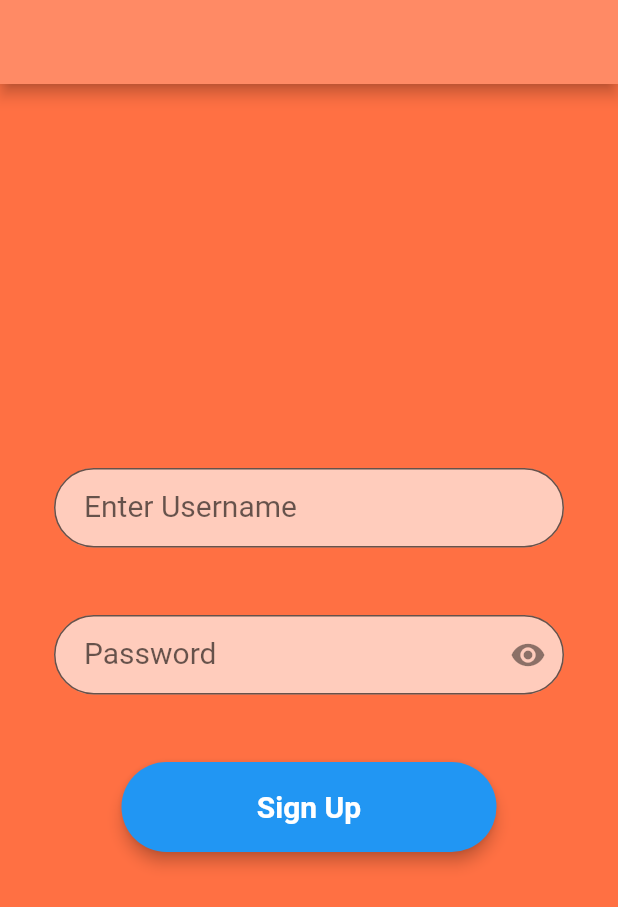
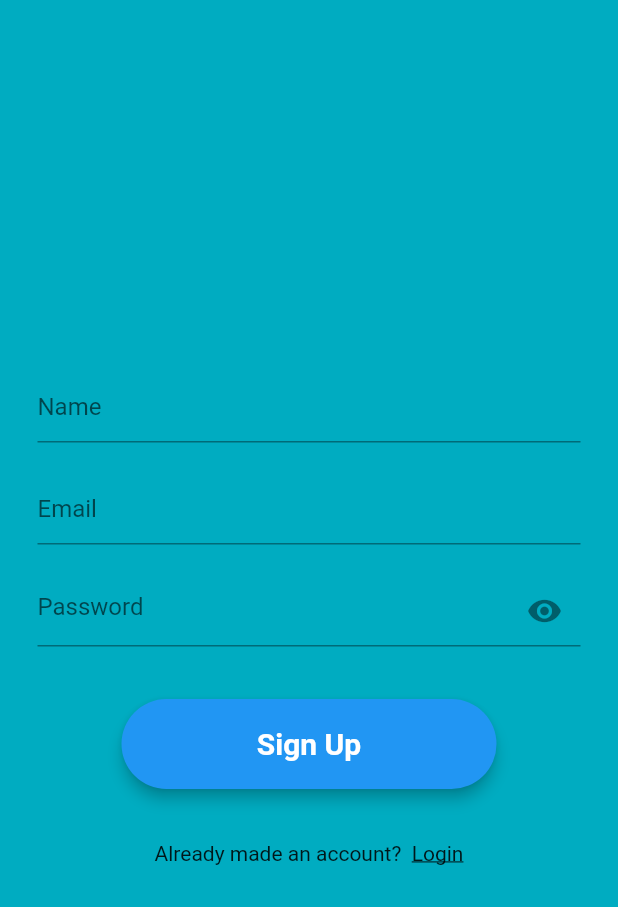
Before and after one commit to Harini-Sritharar/A-Level-Computing-Project, a Flutter app: the screen it shows after launch, after a tap on "Sign Up", on a phone screen of 412 x 824 dp. Shown: the top 907 px of the screen. Run offline on Flutter 3.47's test engine with Material 2 defaults, Android fonts, the phone set to English and light mode, and no system bars; our stand-ins replace auto_size_text; Roboto replaces fonts that are missing (Montserrat); project files that could hold a hidden picture were left out.

Commit message:
Linked welcome screen and sign up screen

```diff
--- a/Iteration 1/lib/main.dart
+++ b/Iteration 1/lib/main.dart
@@ -1,7 +1,5 @@
 import 'package:flutter/material.dart';
 import 'package:nea_prototype_1/screens/welcome_screen.dart';
-
-
 
 void main() {
   runApp(MyApp());
@@ -15,9 +13,7 @@ class MyApp extends StatelessWidget {
       theme: ThemeData(
         primarySwatch: Colors.blue,
       ),
-      home: WelcomeScreen(title: "Flutter Quiz App"),
-      //home: PresetMenu(),
-      //home: ScoreScreen(15)
+      home: WelcomeScreen(),
     );
   }
 }
--- a/Iteration 1/lib/screens/signUp_screen.dart
+++ b/Iteration 1/lib/screens/signUp_screen.dart
@@ -1,84 +1,166 @@
 import 'package:flutter/material.dart';
 import 'package:nea_prototype_1/screens/home_screen.dart';
 import 'package:nea_prototype_1/button.dart';
+import 'package:nea_prototype_1/screens/welcome_screen.dart';
 //import 'package:nea_prototype_1/screens/profile_screen.dart';
 
 class SignUpScreen extends StatefulWidget {
   // LoginScreen({Key? key, required this.title}) : super(key: key);
   // final String title;
+
   @override
   _SignUpScreenState createState() => _SignUpScreenState();
 }
 
 class _SignUpScreenState extends State<SignUpScreen> {
+  late String username, password;
   bool isObscure = true;
   TextStyle style = TextStyle(fontFamily: 'Montserrat', fontSize: 20.0);
   final myController = TextEditingController();
   @override
-
-  @override
   Widget build(BuildContext context) {
-    final nameField = TextField(
+    final myController = TextEditingController();
+    return Scaffold(
+        backgroundColor: Colors.cyan[600],
+        body: Form(
+            child: Container(
+                margin: EdgeInsets.symmetric(horizontal: 25),
+                child: Center(
+                    child: Column(
+                        crossAxisAlignment: CrossAxisAlignment.center,
+                        mainAxisAlignment: MainAxisAlignment.center,
+                        children: <Widget>[
+                      TextFormField(
                         controller: myController,
-      obscureText: false,
-      style: style,
+                        //validator: (val){return val!.isEmpty ? "Enter Username" : null;},
+                        decoration: InputDecoration(hintText: "Name"),
+                        onChanged: (val) {
+                          username = val;
+                        },
+                      ),
+                      SizedBox(height: 20),
+                      TextFormField(
+                        //controller: myController,
+                        //validator: (val){return val!.isEmpty ? "Enter Username" : null;},
+                        decoration: InputDecoration(hintText: "Email"),
+                        onChanged: (val) {
+                          username = val;
+                        },
+                      ),
+                      SizedBox(height: 20),
+                      TextFormField(
+                        obscureText: isObscure,
+                        //validator: (val){return val!.isEmpty ? "Enter Password" : null;},
                         decoration: InputDecoration(
-          fillColor: Colors.deepOrange[100],
-          filled: true,
-          contentPadding: EdgeInsets.fromLTRB(20.0, 15.0, 20.0, 15.0),
-          labelText: "Enter Username",
-          hintText: "Enter your username here",
-          border:
-              OutlineInputBorder(borderRadius: BorderRadius.circular(32.0))),
-    );
-   final passwordField = TextField(
-      obscureText: isObscure,
-      style: style,
-      decoration: InputDecoration(
-          fillColor: Colors.deepOrange[100],
-          filled: true,
-          contentPadding: EdgeInsets.fromLTRB(20.0, 15.0, 20.0, 15.0),
-          labelText: "Password",
-          hintText: "Enter your password here",
-          border:
-              OutlineInputBorder(borderRadius: BorderRadius.circular(32.0)),
-          suffixIcon:IconButton(
-            icon: Icon(
-              isObscure ? Icons.visibility:
-              Icons.visibility_off),
-              onPressed: (){
+                            hintText: "Password",
+                            suffixIcon: IconButton(
+                              icon: Icon(isObscure
+                                  ? Icons.visibility
+                                  : Icons.visibility_off),
+                              onPressed: () {
                                 setState(() {
                                   isObscure = !isObscure;
                                 });
                               },
-            ))  ,
-    );
-    return Scaffold(
-        backgroundColor: Colors.deepOrange[400],
-        appBar: AppBar(
-            backgroundColor: Colors.deepOrange[300],
-            //automaticallyImplyLeading: false
+                            )),
+                        onChanged: (val) {
+                          password = val;
+                        },
                       ),
-        body: Center(
-            child: Container(
-          child: Padding(
-            padding: const EdgeInsets.all(36.0),
-            child: Column(
-              crossAxisAlignment: CrossAxisAlignment.center,
+                      SizedBox(height: 35),
+                      GenericButton("Sign Up", () {
+                        Navigator.push(
+                            context,
+                            MaterialPageRoute(
+                                builder: (context) =>
+                                    HomeScreen(name: myController.text)));
+                      }),
+                      SizedBox(height: 35),
+                      Row(
                         mainAxisAlignment: MainAxisAlignment.center,
-              children: <Widget>[
-                //SizedBox(height:45.0),
-                nameField,
-                SizedBox(height: 45.0),
-                passwordField,
-                SizedBox(height: 45.0),
-                GenericButton("Sign Up",() {
-                  Navigator.push(context,
-                  MaterialPageRoute(builder: (context) => HomeScreen(name: myController.text)));
-                })
-              ],
+                        children: [
+                          Text("Already made an account?  "),
+                          GestureDetector(
+                            onTap: () {
+                              Navigator.pushReplacement(
+                                  context,
+                                  MaterialPageRoute(
+                                      builder: (context) => WelcomeScreen()));
+                            },
+                            child: Text(
+                              "Login",
+                              style: TextStyle(
+                                  decoration: TextDecoration.underline),
                             ),
                           ),
-        )));
+                        ],
+                      )
+                    ])))));
   }
+
+  // @override
+  // Widget build(BuildContext context) {
+  //   final nameField = TextField(
+  //     controller: myController,
+  //     obscureText: false,
+  //     style: style,
+  //     decoration: InputDecoration(
+  //         fillColor: Colors.deepOrange[100],
+  //         filled: true,
+  //         contentPadding: EdgeInsets.fromLTRB(20.0, 15.0, 20.0, 15.0),
+  //         labelText: "Enter Username",
+  //         hintText: "Enter your username here",
+  //         border:
+  //             OutlineInputBorder(borderRadius: BorderRadius.circular(32.0))),
+  //   );
+  //  final passwordField = TextField(
+  //     obscureText: isObscure,
+  //     style: style,
+  //     decoration: InputDecoration(
+  //         fillColor: Colors.deepOrange[100],
+  //         filled: true,
+  //         contentPadding: EdgeInsets.fromLTRB(20.0, 15.0, 20.0, 15.0),
+  //         labelText: "Password",
+  //         hintText: "Enter your password here",
+  //         border:
+  //             OutlineInputBorder(borderRadius: BorderRadius.circular(32.0)),
+  //         suffixIcon:IconButton(
+  //           icon: Icon(
+  //             isObscure ? Icons.visibility:
+  //             Icons.visibility_off),
+  //             onPressed: (){
+  //               setState(() {
+  //                 isObscure = !isObscure;
+  //             });
+  //           },
+  //           ))  ,
+  //   );
+  //   return Scaffold(
+  //       backgroundColor: Colors.deepOrange[400],
+  //       appBar: AppBar(
+  //           backgroundColor: Colors.deepOrange[300],
+  //           //automaticallyImplyLeading: false
+  //           ),
+  //       body: Center(
+  //           child: Container(
+  //         child: Padding(
+  //           padding: const EdgeInsets.all(36.0),
+  //           child: Column(
+  //             crossAxisAlignment: CrossAxisAlignment.center,
+  //             mainAxisAlignment: MainAxisAlignment.center,
+  //             children: <Widget>[
+  //               //SizedBox(height:45.0),
+  //               nameField,
+  //               SizedBox(height: 45.0),
+  //               passwordField,
+  //               SizedBox(height: 45.0),
+  //               GenericButton("Sign Up",() {
+  //                 Navigator.push(context,
+  //                 MaterialPageRoute(builder: (context) => HomeScreen(name: myController.text)));
+  //               })
+  //             ],
+  //           ),
+  //         ),
+  //       )));
+  // }
 }
--- a/Iteration 1/lib/screens/welcome_screen.dart
+++ b/Iteration 1/lib/screens/welcome_screen.dart
@@ -5,8 +5,8 @@ import 'package:nea_prototype_1/screens/signUp_screen.dart';
 import 'home_screen.dart';
 
 class WelcomeScreen extends StatefulWidget {
-  WelcomeScreen({Key? key, required this.title}) : super(key: key);
-  final String title;
+  //WelcomeScreen({Key? key, required this.title}) : super(key: key);
+  //final String title;
 
   @override
   _WelcomeScreenState createState() => _WelcomeScreenState();
@@ -32,9 +32,9 @@ class _WelcomeScreenState extends State<WelcomeScreen> {
             children: <Widget>[
               TextFormField(
                 controller: myController,
-                validator: (val){return val!.isEmpty ? "Enter Username" : null;},
+                //validator: (val){return val!.isEmpty ? "Enter Username" : null;},
                 decoration: InputDecoration(
-                  hintText: "Username"
+                  hintText: "Email"
                 ),
                 onChanged: (val){
                   username = val;
@@ -43,7 +43,7 @@ class _WelcomeScreenState extends State<WelcomeScreen> {
               SizedBox(height: 20),
               TextFormField(
                 obscureText: isObscure,
-                validator: (val){return val!.isEmpty ? "Enter Password" : null;},
+                //validator: (val){return val!.isEmpty ? "Enter Password" : null;},
                 decoration: InputDecoration(
                   hintText: "Password",
                   suffixIcon:IconButton(
@@ -73,16 +73,6 @@ class _WelcomeScreenState extends State<WelcomeScreen> {
                   ),
                 ],
               )
-              //SizedBox(height: 50),
-              // GenericButton("Login", () {
-              //   Navigator.push(context,
-              //       MaterialPageRoute(builder: (context) => LoginScreen()));
-              // }),
-              // SizedBox(height: 35.0),
-              // GenericButton("Sign Up", () {
-              //   Navigator.push(context,
-              //       MaterialPageRoute(builder: (context) => SignUpScreen()));
-              // })
             ],
           ),
       ),
--- a/Iteration 1/screens from 24-25_10_21/main 24-10-21.dart
+++ b/Iteration 1/screens from 24-25_10_21/main 24-10-21.dart
@@ -14,7 +14,7 @@ class MyApp extends StatelessWidget {
       theme: ThemeData(
         primarySwatch: Colors.blue,
       ),
-      home: WelcomeScreen(title: 'Revision Quiz App'),
+      home: WelcomeScreen(),
     );
   }
 }
--- a/Iteration 1/screens from 24-25_10_21/main 25-10-21 v2.dart
+++ b/Iteration 1/screens from 24-25_10_21/main 25-10-21 v2.dart
@@ -14,7 +14,7 @@ class MyApp extends StatelessWidget {
       theme: ThemeData(
         primarySwatch: Colors.blue,
       ),
-      home: WelcomeScreen(title: 'Revision Quiz App'),
+      home: WelcomeScreen(),
     );
   }
 }
--- a/Iteration 1/screens from 24-25_10_21/main 25-10-21.dart
+++ b/Iteration 1/screens from 24-25_10_21/main 25-10-21.dart
@@ -14,7 +14,7 @@ class MyApp extends StatelessWidget {
       theme: ThemeData(
         primarySwatch: Colors.blue,
       ),
-      home: WelcomeScreen(title: 'Revision Quiz App'),
+      home: WelcomeScreen(),
     );
   }
 }
```
Lines whose indentation alone changed are shown as unchanged.
